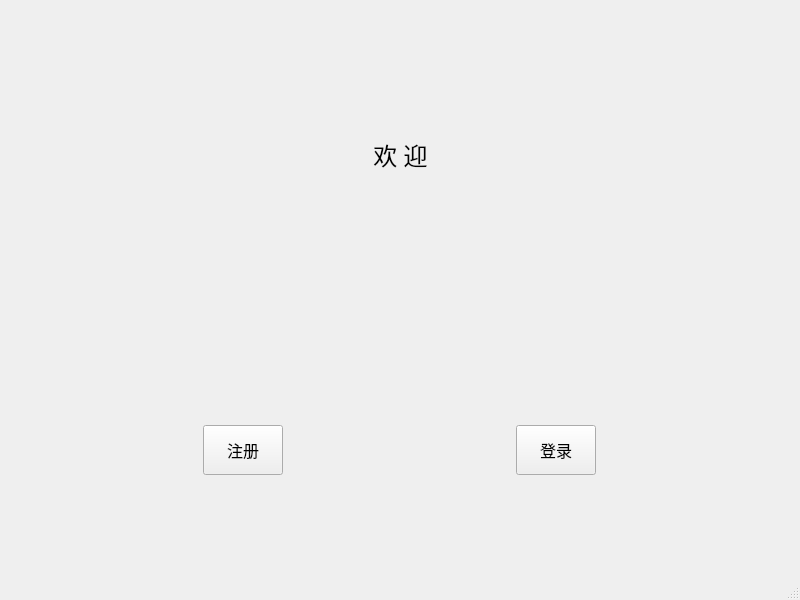
First picture: the form in mainCode/mainwindow.ui, repository CarlosDJY/QtBasedGroupWork, before the edit.
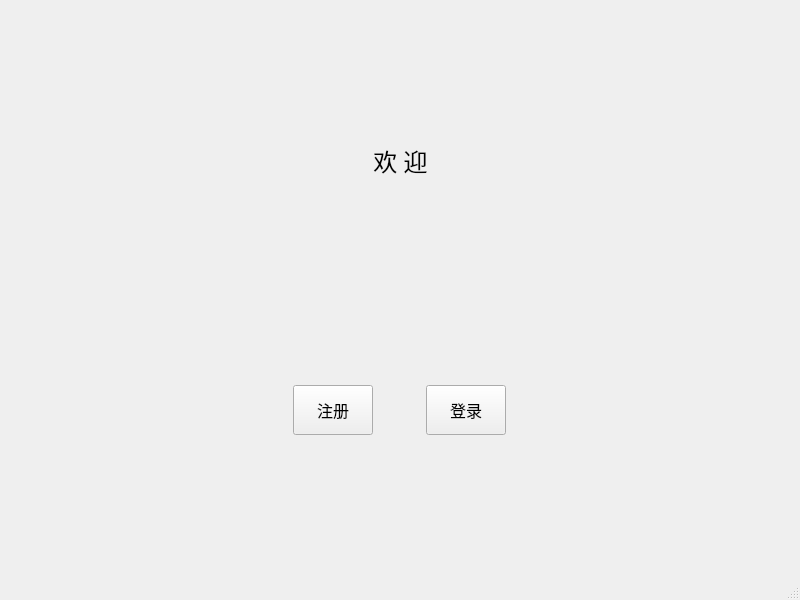
Second picture: the form after the edit.

The edit to the form file:
```diff
--- a/mainCode/mainwindow.ui
+++ b/mainCode/mainwindow.ui
@@ -14,15 +14,52 @@
    <string>MainWindow</string>
   </property>
   <widget class="QWidget" name="centralwidget">
+   <layout class="QVBoxLayout" name="verticalLayout">
+    <item>
+     <layout class="QGridLayout" name="gridLayout_2">
+      <item row="0" column="1">
+       <spacer name="verticalSpacer_2">
+        <property name="orientation">
+         <enum>Qt::Vertical</enum>
+        </property>
+        <property name="sizeHint" stdset="0">
+         <size>
+          <width>20</width>
+          <height>40</height>
+         </size>
+        </property>
+       </spacer>
+      </item>
+      <item row="1" column="0">
+       <spacer name="horizontalSpacer_3">
+        <property name="orientation">
+         <enum>Qt::Horizontal</enum>
+        </property>
+        <property name="sizeHint" stdset="0">
+         <size>
+          <width>40</width>
+          <height>20</height>
+         </size>
+        </property>
+       </spacer>
+      </item>
+      <item row="1" column="1">
+       <layout class="QGridLayout" name="gridLayout">
+        <item row="0" column="0">
+         <spacer name="horizontalSpacer">
+          <property name="orientation">
+           <enum>Qt::Horizontal</enum>
+          </property>
+          <property name="sizeHint" stdset="0">
+           <size>
+            <width>40</width>
+            <height>20</height>
+           </size>
+          </property>
+         </spacer>
+        </item>
+        <item row="0" column="1">
    <widget class="QLabel" name="label">
-    <property name="geometry">
-     <rect>
-      <x>0</x>
-      <y>120</y>
-      <width>801</width>
-      <height>71</height>
-     </rect>
-    </property>
     <property name="sizePolicy">
      <sizepolicy hsizetype="Maximum" vsizetype="Maximum">
       <horstretch>0</horstretch>
@@ -48,15 +85,34 @@
      <bool>false</bool>
     </property>
    </widget>
-   <widget class="QWidget" name="horizontalLayoutWidget">
-    <property name="geometry">
-     <rect>
-      <x>0</x>
-      <y>390</y>
-      <width>801</width>
-      <height>121</height>
-     </rect>
-    </property>
+        </item>
+        <item row="0" column="2">
+         <spacer name="horizontalSpacer_2">
+          <property name="orientation">
+           <enum>Qt::Horizontal</enum>
+          </property>
+          <property name="sizeHint" stdset="0">
+           <size>
+            <width>40</width>
+            <height>20</height>
+           </size>
+          </property>
+         </spacer>
+        </item>
+        <item row="1" column="1">
+         <spacer name="verticalSpacer">
+          <property name="orientation">
+           <enum>Qt::Vertical</enum>
+          </property>
+          <property name="sizeHint" stdset="0">
+           <size>
+            <width>20</width>
+            <height>200</height>
+           </size>
+          </property>
+         </spacer>
+        </item>
+        <item row="2" column="0" colspan="3">
     <layout class="QHBoxLayout" name="horizontalLayout">
      <property name="spacing">
       <number>30</number>
@@ -157,7 +213,38 @@
       </widget>
      </item>
     </layout>
-   </widget>
+        </item>
+       </layout>
+      </item>
+      <item row="1" column="2">
+       <spacer name="horizontalSpacer_4">
+        <property name="orientation">
+         <enum>Qt::Horizontal</enum>
+        </property>
+        <property name="sizeHint" stdset="0">
+         <size>
+          <width>40</width>
+          <height>20</height>
+         </size>
+        </property>
+       </spacer>
+      </item>
+      <item row="2" column="1">
+       <spacer name="verticalSpacer_3">
+        <property name="orientation">
+         <enum>Qt::Vertical</enum>
+        </property>
+        <property name="sizeHint" stdset="0">
+         <size>
+          <width>20</width>
+          <height>40</height>
+         </size>
+        </property>
+       </spacer>
+      </item>
+     </layout>
+    </item>
+   </layout>
   </widget>
   <widget class="QMenuBar" name="menubar">
    <property name="geometry">
```
Lines whose indentation alone changed are shown as unchanged.
